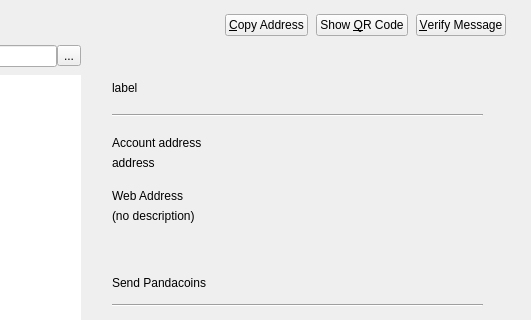
Before: the Qt Designer form src/qt/forms/donationbook.ui in justthedoctor/pandacoin-dev, drawn with Qt 5; both pictures show x 362 to 893 and y 0 to 320 of the 893 by 473 pixel window.
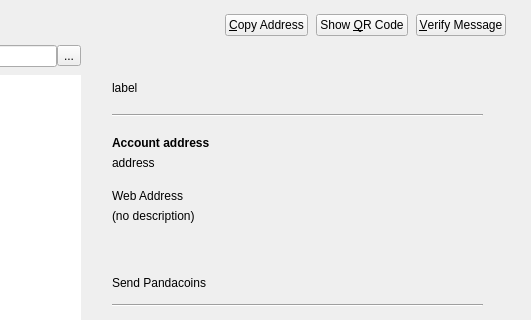
After: the same form once the commit is applied. Icons and pictures are not drawn. Custom widgets are drawn as their Qt base class.

```diff
--- a/src/qt/forms/donationbook.ui
+++ b/src/qt/forms/donationbook.ui
@@ -254,6 +254,12 @@
            </item>
            <item>
             <widget class="QLabel" name="addressbook_account_address_heading">
+             <property name="font">
+              <font>
+               <weight>75</weight>
+               <bold>true</bold>
+              </font>
+             </property>
              <property name="text">
               <string notr="true">Account address</string>
              </property>
```
